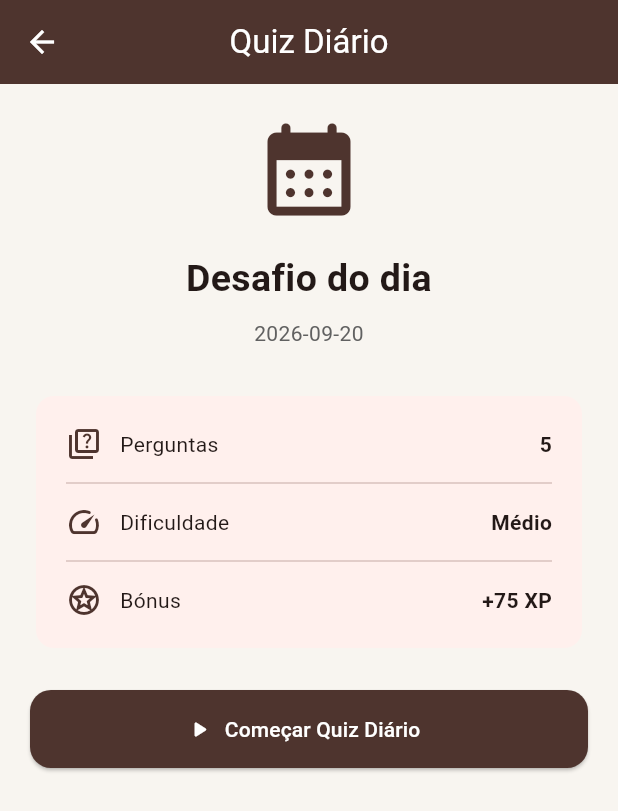
After one commit to DagmarMpheio/bible_quiz_game, a Flutter app: the ResultScreen screen opened by its route, after a tap on "Voltar ao início", after a tap on "Quiz Diário", on a phone screen of 412 x 824 dp. The commit adds this screen. Shown: the top 811 px of the screen. Run offline on Flutter 3.47's test engine with Material 3 defaults, Android fonts, the phone set to English and light mode, and no system bars; our stand-ins replace flutter_riverpod, go_router, hive_ce, hive_ce_flutter, package_info_plus; accounts and stored records are empty; statements that could not run were skipped.

Commit message:
feat: adiciona sistema de Quiz Diário
- adiciona modo diário ao motor do quiz
- adiciona cinco perguntas diárias determinísticas
- alterna automaticamente a dificuldade diária
- impede múltiplos registos do desafio no mesmo dia
- integra o Quiz Diário com o histórico
- adiciona bónus de XP por conclusão diária
- integra o desafio com o sistema de sequência
- adiciona ecrã dedicado ao Quiz Diário
- adiciona estado de desafio concluído
- adiciona rota do Quiz Diário ao GoRouter
- adiciona acesso ao desafio através da Home
- adiciona testes para a selecção diária de perguntas
- actualiza o modelo persistido do histórico

```diff
--- a/lib/hive/hive_adapters.g.yaml
+++ b/lib/hive/hive_adapters.g.yaml
@@ -5,7 +5,7 @@ nextTypeId: 1
 types:
   QuizHistoryModel:
     typeId: 0
-    nextIndex: 6
+    nextIndex: 7
     fields:
       id:
         index: 0
@@ -19,3 +19,5 @@ types:
         index: 4
       completedAt:
         index: 5
+      quizModeName:
+        index: 6
--- /dev/null
+++ b/lib/models/daily_quiz_model.dart
@@ -0,0 +1,54 @@
+import 'difficulty_model.dart';
+import 'question_model.dart';
+import 'quiz_history_model.dart';
+
+/// Representa o desafio diário disponibilizado pela aplicação.
+///
+/// O conteúdo é calculado dinamicamente a partir:
+///
+/// - da data actual;
+/// - do banco local de perguntas;
+/// - do histórico do utilizador.
+///
+/// Este modelo não é guardado directamente no Hive.
+class DailyQuizModel {
+  /// Identificador textual da data.
+  ///
+  /// Exemplo:
+  ///
+  /// `2026-09-20`
+  final String dateKey;
+
+  /// Dificuldade seleccionada automaticamente para este dia.
+  final QuizDifficulty difficulty;
+
+  /// Perguntas que fazem parte do desafio diário.
+  final List<QuestionModel> questions;
+
+  /// Tentativa já realizada neste dia.
+  ///
+  /// É `null` quando o utilizador ainda não concluiu
+  /// o desafio diário.
+  final QuizHistoryModel? completedHistory;
+
+  /// Cria a configuração de um Quiz Diário.
+  const DailyQuizModel({
+    required this.dateKey,
+    required this.difficulty,
+    required this.questions,
+    required this.completedHistory,
+  });
+
+  /// Indica se o Quiz Diário deste dia já foi concluído.
+  bool get isCompleted {
+    return completedHistory != null;
+  }
+
+  /// Identificador único utilizado no histórico.
+  ///
+  /// Utilizar uma chave baseada na data impede que sejam
+  /// criados vários registos para o mesmo desafio diário.
+  String get sessionId {
+    return 'daily-$dateKey';
+  }
+}
--- a/lib/models/quiz_history_model.dart
+++ b/lib/models/quiz_history_model.dart
@@ -1,3 +1,5 @@
+import 'package:bible_quiz_game/models/quiz_mode.dart';
+
 import 'category_model.dart';
 import 'difficulty_model.dart';
 
@@ -23,6 +25,12 @@ class QuizHistoryModel {
   /// Nome interno do nível de dificuldade seleccionado.
   final String difficultyName;
 
+  /// Nome interno do modo em que o quiz foi realizado.
+  ///
+  /// O valor possui um valor padrão para manter compatibilidade
+  /// com tentativas guardadas antes da introdução do Quiz Diário.
+  final String quizModeName;
+
   /// Quantidade de respostas correctas.
   final int correctAnswers;
 
@@ -40,6 +48,9 @@ class QuizHistoryModel {
     required this.correctAnswers,
     required this.totalQuestions,
     required this.completedAt,
+
+    /// Tentativas antigas são consideradas quizzes normais.
+    this.quizModeName = 'standard',
   });
 
   /// Converte o nome guardado para [QuizCategory].
@@ -71,4 +82,19 @@ class QuizHistoryModel {
 
     return (correctAnswers / totalQuestions) * 100;
   }
+
+  /// Modo em que esta tentativa foi realizada.
+  ///
+  /// Caso seja encontrado um valor desconhecido na base local,
+  /// assume-se o modo normal para evitar erros na aplicação.
+  QuizMode get mode {
+    return QuizMode.values.firstWhere(
+      (mode) {
+        return mode.name == quizModeName;
+      },
+      orElse: () {
+        return QuizMode.standard;
+      },
+    );
+  }
 }
--- /dev/null
+++ b/lib/models/quiz_mode.dart
@@ -0,0 +1,31 @@
+/// Identifica o modo em que uma sessão de quiz foi iniciada.
+///
+/// Actualmente a aplicação suporta:
+///
+/// - quiz normal;
+/// - quiz diário.
+///
+/// Esta distinção será guardada no histórico para permitir
+/// aplicar regras específicas, como bónus de XP.
+enum QuizMode {
+  /// Quiz iniciado através da selecção normal de
+  /// categoria e dificuldade.
+  standard,
+
+  /// Quiz especial disponibilizado uma vez por dia.
+  daily,
+}
+
+/// Disponibiliza propriedades de apresentação para [QuizMode].
+extension QuizModeExtension on QuizMode {
+  /// Nome apresentado na interface.
+  String get title {
+    switch (this) {
+      case QuizMode.standard:
+        return 'Quiz';
+
+      case QuizMode.daily:
+        return 'Quiz Diário';
+    }
+  }
+}
--- /dev/null
+++ b/lib/providers/daily_quiz_provider.dart
@@ -0,0 +1,33 @@
+import 'package:flutter_riverpod/flutter_riverpod.dart';
+
+import '../models/daily_quiz_model.dart';
+import '../services/daily_quiz_service.dart';
+import 'quiz_history_provider.dart';
+import 'quiz_provider.dart';
+
+/// Disponibiliza o Quiz Diário correspondente ao dia actual.
+///
+/// O provider observa também o histórico.
+///
+/// Assim que o desafio diário for concluído e guardado,
+/// este provider é automaticamente recalculado e passa
+/// a indicar que o desafio já foi realizado.
+final dailyQuizProvider = FutureProvider<DailyQuizModel>((ref) async {
+  /// Obtém o repositório de perguntas já utilizado
+  /// pelo restante sistema do quiz.
+  final repository = ref.watch(questionRepositoryProvider);
+
+  /// Observa o histórico para detectar automaticamente
+  /// a conclusão do desafio diário.
+  final history = ref.watch(quizHistoryProvider);
+
+  /// Carrega o banco completo de perguntas.
+  final questions = await repository.getAllQuestions();
+
+  /// Gera o desafio correspondente ao dia actual.
+  return DailyQuizService.create(
+    questions: questions,
+    history: history,
+    date: DateTime.now(),
+  );
+});
--- a/lib/repositories/question_repository.dart
+++ b/lib/repositories/question_repository.dart
@@ -24,6 +24,12 @@ abstract class QuestionRepository {
   /// Apenas são devolvidos níveis que possuam pelo menos uma
   /// pergunta disponível.
   Future<List<QuizDifficulty>> getAvailableDifficulties(QuizCategory category);
+
+  /// Retorna todas as perguntas disponíveis no banco local.
+  ///
+  /// Este método é utilizado pelo Quiz Diário porque a selecção
+  /// das perguntas depende de uma regra própria baseada na data.
+  Future<List<QuestionModel>> getAllQuestions();
 }
 
 /// Implementação local do repositório de perguntas.
@@ -126,4 +132,15 @@ class LocalQuestionRepository implements QuestionRepository {
       });
     }).toList();
   }
+
+  /// Retorna todas as perguntas carregadas do ficheiro JSON.
+  ///
+  /// É devolvida uma lista não modificável para impedir que
+  /// consumidores externos alterem acidentalmente o cache.
+  @override
+  Future<List<QuestionModel>> getAllQuestions() async {
+    final questions = await _loadQuestions();
+
+    return List<QuestionModel>.unmodifiable(questions);
+  }
 }
--- /dev/null
+++ b/lib/screens/daily/daily_quiz_screen.dart
@@ -0,0 +1,294 @@
+import 'package:bible_quiz_game/models/difficulty_model.dart';
+import 'package:flutter/material.dart';
+import 'package:flutter_riverpod/flutter_riverpod.dart';
+import 'package:go_router/go_router.dart';
+
+import '../../core/constants/app_colors.dart';
+import '../../models/category_model.dart';
+import '../../models/daily_quiz_model.dart';
+import '../../models/quiz_mode.dart';
+import '../../providers/daily_quiz_provider.dart';
+import '../../providers/quiz_provider.dart';
+import '../views.dart';
+
+/// Ecrã de entrada do Quiz Diário.
+///
+/// Este ecrã:
+///
+/// - carrega o desafio correspondente ao dia;
+/// - mostra a dificuldade;
+/// - impede uma segunda tentativa depois da conclusão;
+/// - inicia a sessão no [quizProvider].
+class DailyQuizScreen extends ConsumerWidget {
+  /// Nome da rota utilizada pelo GoRouter.
+  static const String routeName = 'daily-quiz-screen';
+
+  const DailyQuizScreen({super.key});
+
+  /// Inicia o desafio diário.
+  void _startDailyQuiz(
+    BuildContext context,
+    WidgetRef ref,
+    DailyQuizModel dailyQuiz,
+  ) {
+    /// Inicializa o mesmo motor utilizado pelo quiz normal.
+    ref
+        .read(quizProvider.notifier)
+        .startQuiz(
+          /// O Quiz Diário utiliza perguntas de várias categorias.
+          QuizCategory.geral,
+
+          dailyQuiz.difficulty,
+
+          dailyQuiz.questions,
+
+          /// Identifica esta sessão como desafio diário.
+          mode: QuizMode.daily,
+
+          /// O identificador baseado na data impede
+          /// múltiplos registos para o mesmo dia.
+          sessionId: dailyQuiz.sessionId,
+        );
+
+    /// Abre o ecrã normal do quiz.
+    ///
+    /// O parâmetro `mode=daily` informa ao QuizScreen que as
+    /// perguntas já foram preparadas e não devem ser recarregadas.
+    context.pushNamed(
+      QuizScreen.routeName,
+      pathParameters: {
+        'category': QuizCategory.geral.name,
+        'difficulty': dailyQuiz.difficulty.name,
+      },
+      queryParameters: {'mode': QuizMode.daily.name},
+    );
+  }
+
+  @override
+  Widget build(BuildContext context, WidgetRef ref) {
+    final dailyQuiz = ref.watch(dailyQuizProvider);
+
+    return Scaffold(
+      appBar: AppBar(title: const Text('Quiz Diário')),
+      body: dailyQuiz.when(
+        loading: () {
+          return const Center(child: CircularProgressIndicator());
+        },
+
+        error: (error, stackTrace) {
+          return Center(
+            child: Padding(
+              padding: const EdgeInsets.all(24),
+              child: Column(
+                mainAxisSize: MainAxisSize.min,
+                children: [
+                  const Icon(
+                    Icons.error_outline,
+                    size: 54,
+                    color: AppColors.error,
+                  ),
+
+                  const SizedBox(height: 16),
+
+                  const Text(
+                    'Não foi possível carregar o Quiz Diário.',
+                    textAlign: TextAlign.center,
+                  ),
+
+                  const SizedBox(height: 16),
+
+                  OutlinedButton.icon(
+                    onPressed: () {
+                      ref.invalidate(dailyQuizProvider);
+                    },
+                    icon: const Icon(Icons.refresh),
+                    label: const Text('Tentar novamente'),
+                  ),
+                ],
+              ),
+            ),
+          );
+        },
+
+        data: (daily) {
+          return ListView(
+            padding: const EdgeInsets.all(20),
+            children: [
+              const Icon(
+                Icons.calendar_month_rounded,
+                size: 74,
+                color: AppColors.primary,
+              ),
+
+              const SizedBox(height: 18),
+
+              const Text(
+                'Desafio do dia',
+                textAlign: TextAlign.center,
+                style: TextStyle(fontSize: 25, fontWeight: FontWeight.bold),
+              ),
+
+              const SizedBox(height: 8),
+
+              Text(
+                daily.dateKey,
+                textAlign: TextAlign.center,
+                style: const TextStyle(color: AppColors.textSecondary),
+              ),
+
+              const SizedBox(height: 28),
+
+              _DailyInformationCard(dailyQuiz: daily),
+
+              const SizedBox(height: 24),
+
+              if (daily.isCompleted)
+                _CompletedCard(dailyQuiz: daily)
+              else
+                ElevatedButton.icon(
+                  onPressed: () {
+                    _startDailyQuiz(context, ref, daily);
+                  },
+                  icon: const Icon(Icons.play_arrow_rounded),
+                  label: const Text('Começar Quiz Diário'),
+                ),
+            ],
+          );
+        },
+      ),
+    );
+  }
+}
+
+/// Apresenta informações sobre o desafio disponível.
+class _DailyInformationCard extends StatelessWidget {
+  final DailyQuizModel dailyQuiz;
+
+  const _DailyInformationCard({required this.dailyQuiz});
+
+  @override
+  Widget build(BuildContext context) {
+    return Card(
+      elevation: 0,
+      child: Padding(
+        padding: const EdgeInsets.all(20),
+        child: Column(
+          children: [
+            _InformationRow(
+              icon: Icons.quiz_outlined,
+              label: 'Perguntas',
+              value: '${dailyQuiz.questions.length}',
+            ),
+
+            const Divider(height: 28),
+
+            _InformationRow(
+              icon: Icons.speed_rounded,
+              label: 'Dificuldade',
+              value: dailyQuiz.difficulty.title,
+            ),
+
+            const Divider(height: 28),
+
+            const _InformationRow(
+              icon: Icons.stars_outlined,
+              label: 'Bónus',
+              value: '+75 XP',
+            ),
+          ],
+        ),
+      ),
+    );
+  }
+}
+
+/// Linha reutilizável para informações do Quiz Diário.
+class _InformationRow extends StatelessWidget {
+  final IconData icon;
+  final String label;
+  final String value;
+
+  const _InformationRow({
+    required this.icon,
+    required this.label,
+    required this.value,
+  });
+
+  @override
+  Widget build(BuildContext context) {
+    return Row(
+      children: [
+        Icon(icon, color: AppColors.primary),
+
+        const SizedBox(width: 12),
+
+        Expanded(child: Text(label)),
+
+        Text(value, style: const TextStyle(fontWeight: FontWeight.bold)),
+      ],
+    );
+  }
+}
+
+/// Card apresentado quando o desafio do dia já foi concluído.
+class _CompletedCard extends StatelessWidget {
+  final DailyQuizModel dailyQuiz;
+
+  const _CompletedCard({required this.dailyQuiz});
+
+  @override
+  Widget build(BuildContext context) {
+    final result = dailyQuiz.completedHistory!;
+
+    return Card(
+      elevation: 0,
+      child: Padding(
+        padding: const EdgeInsets.all(20),
+        child: Column(
+          children: [
+            const Icon(
+              Icons.check_circle_rounded,
+              size: 52,
+              color: AppColors.success,
+            ),
+
+            const SizedBox(height: 12),
+
+            const Text(
+              'Desafio concluído',
+              style: TextStyle(fontSize: 18, fontWeight: FontWeight.bold),
+            ),
+
+            const SizedBox(height: 8),
+
+            Text(
+              '${result.correctAnswers}'
+              '/'
+              '${result.totalQuestions}'
+              ' respostas correctas',
+            ),
+
+            const SizedBox(height: 4),
+
+            Text(
+              '${result.percentage.toStringAsFixed(0)}%',
+              style: const TextStyle(
+                color: AppColors.primary,
+                fontSize: 22,
+                fontWeight: FontWeight.bold,
+              ),
+            ),
+
+            const SizedBox(height: 8),
+
+            const Text(
+              'Volta amanhã para um novo desafio.',
+              textAlign: TextAlign.center,
+              style: TextStyle(color: AppColors.textSecondary),
+            ),
+          ],
+        ),
+      ),
+    );
+  }
+}
--- a/lib/screens/home/home_screen.dart
+++ b/lib/screens/home/home_screen.dart
@@ -59,6 +59,19 @@ class HomeScreen extends StatelessWidget {
 
               const SizedBox(height: 12),
 
+              /// Abre o desafio diário.
+              ///
+              /// A própria DailyQuizScreen verifica se o desafio
+              /// já foi concluído no dia actual.
+              OutlinedButton.icon(
+                onPressed: () {
+                  context.pushNamed(DailyQuizScreen.routeName);
+                },
+                icon: const Icon(Icons.calendar_month_rounded),
+                label: const Text('Quiz Diário'),
+              ),
+              const SizedBox(height: 12),
+
               /// Permite consultar todas as tentativas anteriormente
               /// concluídas e guardadas localmente.
               OutlinedButton.icon(
--- a/lib/screens/result/result_screen.dart
+++ b/lib/screens/result/result_screen.dart
@@ -63,6 +63,10 @@ class _ResultScreenState extends ConsumerState<ResultScreen> {
       id: quiz.sessionId!,
       categoryName: quiz.category!.name,
       difficultyName: quiz.difficulty!.name,
+
+      /// Guarda se a sessão foi normal ou diária.
+      quizModeName: quiz.mode.name,
+
       correctAnswers: quiz.correctAnswers,
       totalQuestions: quiz.questions.length,
       completedAt: DateTime.now(),
--- a/lib/screens/views.dart
+++ b/lib/screens/views.dart
@@ -29,3 +29,4 @@ export 'about/about_screen.dart';
 export 'history/history_screen.dart';
 export 'statistics/statistics_screen.dart';
 export 'progress/progress_screen.dart';
+export 'daily/daily_quiz_screen.dart';
--- /dev/null
+++ b/lib/services/daily_quiz_service.dart
@@ -0,0 +1,147 @@
+import '../models/daily_quiz_model.dart';
+import '../models/difficulty_model.dart';
+import '../models/question_model.dart';
+import '../models/quiz_history_model.dart';
+
+/// Serviço responsável pelas regras do Quiz Diário.
+///
+/// A selecção é determinística.
+///
+/// Isto significa que duas execuções realizadas no mesmo dia,
+/// utilizando o mesmo banco de perguntas, produzem exactamente
+/// o mesmo conjunto de perguntas.
+class DailyQuizService {
+  /// Quantidade de perguntas apresentadas diariamente.
+  static const int dailyQuestionCount = 5;
+
+  /// Impede a criação de instâncias desta classe.
+  DailyQuizService._();
+
+  /// Cria o Quiz Diário correspondente à data indicada.
+  ///
+  /// [questions] contém todo o banco de perguntas.
+  ///
+  /// [history] é utilizado para verificar se o desafio
+  /// deste dia já foi concluído.
+  ///
+  /// [date] representa a data utilizada para gerar o desafio.
+  static DailyQuizModel create({
+    required List<QuestionModel> questions,
+    required List<QuizHistoryModel> history,
+    required DateTime date,
+  }) {
+    /// Remove a componente de hora para trabalhar apenas
+    /// com a data do calendário.
+    final normalizedDate = _dateOnly(date);
+
+    /// Cria um identificador estável para a data.
+    final dateKey = _formatDateKey(normalizedDate);
+
+    /// Obtém a dificuldade correspondente ao dia.
+    final difficulty = _difficultyForDate(normalizedDate);
+
+    /// Considera apenas perguntas da dificuldade seleccionada.
+    final candidates = questions.where((question) {
+      return question.difficulty == difficulty;
+    }).toList();
+
+    /// O Quiz Diário necessita de pelo menos cinco perguntas.
+    if (candidates.length < dailyQuestionCount) {
+      throw StateError(
+        'Não existem perguntas suficientes para criar '
+        'o Quiz Diário de dificuldade ${difficulty.name}.',
+      );
+    }
+
+    /// Ordena as perguntas através de um valor determinístico.
+    ///
+    /// Não utilizamos `shuffle()` porque queremos que o mesmo
+    /// dia produza sempre exactamente o mesmo conjunto.
+    candidates.sort((first, second) {
+      final firstScore = _stableHash('$dateKey:${first.id}');
+
+      final secondScore = _stableHash('$dateKey:${second.id}');
+
+      final comparison = firstScore.compareTo(secondScore);
+
+      /// Caso extremamente raro de colisão,
+      /// o ID garante uma ordem estável.
+      if (comparison == 0) {
+        return first.id.compareTo(second.id);
+      }
+
+      return comparison;
+    });
+
+    /// Selecciona as primeiras cinco perguntas
+    /// depois da ordenação determinística.
+    final dailyQuestions = candidates.take(dailyQuestionCount).toList();
+
+    QuizHistoryModel? completedHistory;
+
+    final expectedSessionId = 'daily-$dateKey';
+
+    /// Procura no histórico uma tentativa correspondente
+    /// exactamente ao desafio deste dia.
+    for (final item in history) {
+      if (item.id == expectedSessionId) {
+        completedHistory = item;
+        break;
+      }
+    }
+
+    return DailyQuizModel(
+      dateKey: dateKey,
+      difficulty: difficulty,
+      questions: dailyQuestions,
+      completedHistory: completedHistory,
+    );
+  }
+
+  /// Determina a dificuldade diária.
+  ///
+  /// As dificuldades são alternadas:
+  ///
+  /// Fácil → Médio → Difícil → Fácil...
+  static QuizDifficulty _difficultyForDate(DateTime date) {
+    final firstDayOfYear = DateTime(date.year, 1, 1);
+
+    final dayIndex = date.difference(firstDayOfYear).inDays;
+
+    return QuizDifficulty.values[dayIndex % QuizDifficulty.values.length];
+  }
+
+  /// Remove horas, minutos, segundos e milissegundos.
+  static DateTime _dateOnly(DateTime date) {
+    return DateTime(date.year, date.month, date.day);
+  }
+
+  /// Formata uma data no padrão `AAAA-MM-DD`.
+  static String _formatDateKey(DateTime date) {
+    String twoDigits(int value) {
+      return value.toString().padLeft(2, '0');
+    }
+
+    return '${date.year}-'
+        '${twoDigits(date.month)}-'
+        '${twoDigits(date.day)}';
+  }
+
+  /// Cria um hash determinístico para uma String.
+  ///
+  /// Utilizamos uma implementação simples do algoritmo FNV-1a.
+  ///
+  /// Diferentemente de depender de valores aleatórios,
+  /// este cálculo produz o mesmo resultado para a mesma entrada.
+  static int _stableHash(String value) {
+    int hash = 0x811C9DC5;
+
+    for (final codeUnit in value.codeUnits) {
+      hash ^= codeUnit;
+
+      hash = (hash * 0x01000193) & 0xFFFFFFFF;
+    }
+
+    return hash;
+  }
+}
```
Also changed, not shown: lib/core/routes/app_router.dart (+31 -9 lines), lib/models/user_progress_model.dart (+11 -5 lines), lib/providers/quiz_provider.dart (+22 -10 lines), lib/screens/quiz/quiz_screen.dart (+18 -6 lines), lib/hive/hive_adapters.g.dart, 1 other file.
